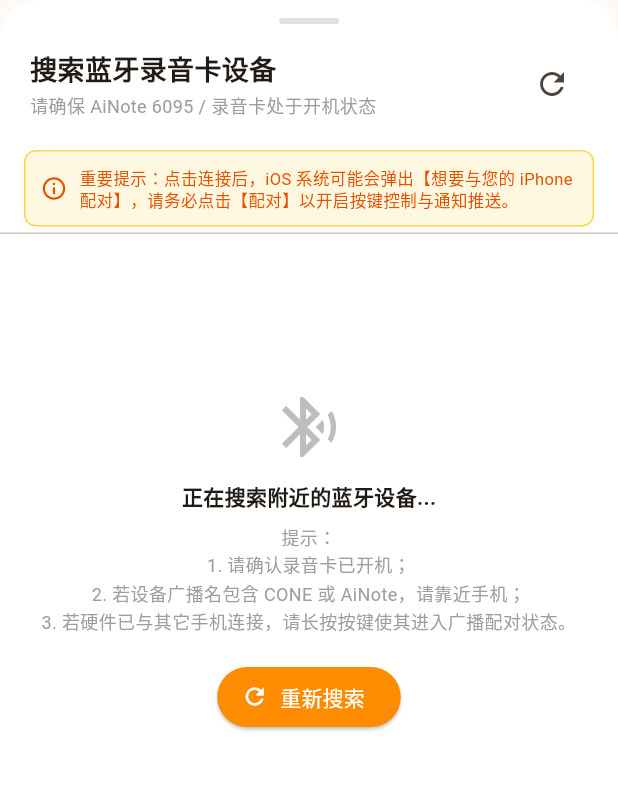
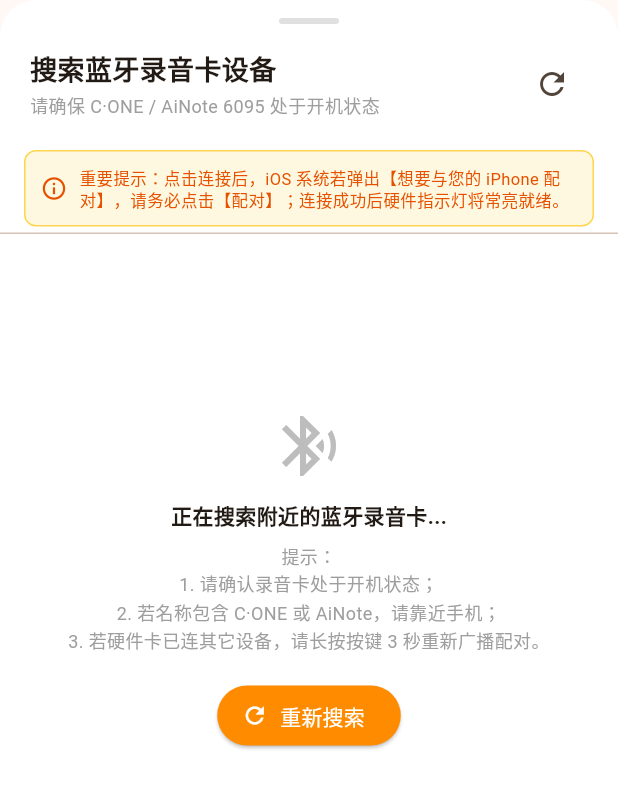
Before and after one commit to lrocky01/sunmate, a Flutter app: the _BleDevicePickerModal widget shown alone on an empty page, opened directly, on a phone screen of 412 x 824 dp. Shown: the top 788 px of the screen. Run offline on Flutter 3.47's test engine with Material 3 defaults, Android fonts, the phone set to English and light mode, and no system bars; our stand-ins replace dio, flutter_blue_plus, flutter_riverpod, shared_preferences; accounts and stored records are empty; network calls fail.

Commit message:
feat(ios): set app name to SunMate, add official 1024x1024 app icon, resolve BLE scan race and add lightCtrl mode 4 handshake

```diff
--- a/sunmate_app/lib/views/home_page.dart
+++ b/sunmate_app/lib/views/home_page.dart
@@ -364,16 +364,25 @@
 class _BleDevicePickerModalState extends ConsumerState<_BleDevicePickerModal> {
   bool _isConnecting = false;
   String? _connectingDeviceId;
+  String? _connectingDeviceName;
+  String? _connectionError;
 
   @override
   void initState() {
     super.initState();
-    ref.read(deviceProvider.notifier).scanNearbyDevices();
+    _startScan();
+  }
+
+  void _startScan() {
+    setState(() {
+      _connectionError = null;
+    });
+    FlutterBluePlus.startScan(timeout: const Duration(seconds: 15));
   }
 
   @override
   void dispose() {
-    ref.read(deviceProvider.notifier).stopScan();
+    FlutterBluePlus.stopScan();
     super.dispose();
   }
 
@@ -382,7 +391,7 @@
     final devNotifier = ref.read(deviceProvider.notifier);
 
     return Container(
-      height: MediaQuery.of(context).size.height * 0.72,
+      height: MediaQuery.of(context).size.height * 0.75,
       decoration: const BoxDecoration(
         color: Colors.white,
         borderRadius: BorderRadius.vertical(top: Radius.circular(24)),
@@ -409,18 +418,48 @@
                     Text("搜索蓝牙录音卡设备",
                         style: TextStyle(fontSize: 18, fontWeight: FontWeight.bold)),
                     SizedBox(height: 2),
-                    Text("请确保 AiNote 6095 / 录音卡处于开机状态",
+                    Text("请确保 C·ONE / AiNote 6095 处于开机状态",
                         style: TextStyle(fontSize: 12, color: Colors.grey)),
                   ],
                 ),
                 IconButton(
                   icon: const Icon(Icons.refresh),
                   tooltip: "重新扫描",
-                  onPressed: () => devNotifier.scanNearbyDevices(),
+                  onPressed: _isConnecting ? null : _startScan,
                 ),
               ],
             ),
           ),
+
+          // 连接错误提示卡片
+          if (_connectionError != null) ...[
+            Container(
+              margin: const EdgeInsets.symmetric(horizontal: 16, vertical: 4),
+              padding: const EdgeInsets.all(12),
+              decoration: BoxDecoration(
+                color: Colors.red.shade50,
+                borderRadius: BorderRadius.circular(8),
+                border: Border.all(color: Colors.red.shade300),
+              ),
+              child: Row(
+                children: [
+                  Icon(Icons.error_outline, color: Colors.red.shade700, size: 20),
+                  const SizedBox(width: 8),
+                  Expanded(
+                    child: Text(
+                      _connectionError!,
+                      style: TextStyle(fontSize: 12, color: Colors.red.shade900, height: 1.3),
+                    ),
+                  ),
+                  TextButton(
+                    onPressed: _startScan,
+                    child: const Text("重试", style: TextStyle(fontSize: 12, fontWeight: FontWeight.bold)),
+                  ),
+                ],
+              ),
+            ),
+          ],
+
           // iOS 系统配对重要提示横幅
           Container(
             margin: const EdgeInsets.symmetric(horizontal: 16, vertical: 4),
@@ -436,7 +475,7 @@
                 SizedBox(width: 8),
                 Expanded(
                   child: Text(
-                    "重要提示：点击连接后，iOS 系统可能会弹出【想要与您的 iPhone 配对】，请务必点击【配对】以开启按键控制与通知推送。",
+                    "重要提示：点击连接后，iOS 系统若弹出【想要与您的 iPhone 配对】，请务必点击【配对】；连接成功后硬件指示灯将常亮就绪。",
                     style: TextStyle(fontSize: 11, color: Color(0xFFE65100), height: 1.3),
                   ),
                 ),
@@ -444,13 +483,46 @@
             ),
           ),
           const Divider(height: 1),
+
+          // 主体内容：正在连接提示 vs 扫描设备列表
           Expanded(
-            child: StreamBuilder<List<ScanResult>>(
-              stream: devNotifier.scanNearbyDevices(),
+            child: _isConnecting
+                ? Center(
+                    child: Padding(
+                      padding: const EdgeInsets.all(32),
+                      child: Column(
+                        mainAxisAlignment: MainAxisAlignment.center,
+                        children: [
+                          const SizedBox(
+                            width: 52,
+                            height: 52,
+                            child: CircularProgressIndicator(
+                              strokeWidth: 3,
+                              valueColor: AlwaysStoppedAnimation<Color>(Color(0xFFFF8C00)),
+                            ),
+                          ),
+                          const SizedBox(height: 20),
+                          Text(
+                            "正在连接 ${_connectingDeviceName ?? '录音卡'}...",
+                            style: const TextStyle(fontSize: 16, fontWeight: FontWeight.bold),
+                          ),
+                          const SizedBox(height: 8),
+                          const Text(
+                            "已独占蓝牙通道，正在下发鉴权握手与状态同步...\n请留意硬件指示灯由快闪转为常亮",
+                            textAlign: TextAlign.center,
+                            style: TextStyle(fontSize: 12, color: Colors.grey, height: 1.5),
+                          ),
+                        ],
+                      ),
+                    ),
+                  )
+                : StreamBuilder<List<ScanResult>>(
+                    // 仅监听纯流 scanResults，坚决不重新调用 scanNearbyDevices()
+                    stream: FlutterBluePlus.scanResults,
                     builder: (context, snapshot) {
                       final allResults = snapshot.data ?? [];
 
-                // 1. 过滤掉所有无名字的匿名垃圾广播 (对齐系统蓝牙体验，消除几十个未知设备的杂音)
+                      // 1. 过滤掉所有无名字的匿名广播
                       final validResults = allResults.where((item) {
                         final n = item.device.platformName.isNotEmpty
                             ? item.device.platformName
@@ -467,11 +539,11 @@
                               children: [
                                 Icon(Icons.bluetooth_searching, size: 48, color: Colors.grey.shade400),
                                 const SizedBox(height: 12),
-                          const Text("正在搜索附近的蓝牙设备...",
+                                const Text("正在搜索附近的蓝牙录音卡...",
                                     style: TextStyle(fontWeight: FontWeight.bold)),
                                 const SizedBox(height: 8),
                                 const Text(
-                            "提示：\n1. 请确认录音卡已开机；\n2. 若设备广播名包含 CONE 或 AiNote，请靠近手机；\n3. 若硬件已与其它手机连接，请长按按键使其进入广播配对状态。",
+                                  "提示：\n1. 请确认录音卡处于开机状态；\n2. 若名称包含 C·ONE 或 AiNote，请靠近手机；\n3. 若硬件卡已连其它设备，请长按按键 3 秒重新广播配对。",
                                   textAlign: TextAlign.center,
                                   style: TextStyle(fontSize: 12, color: Colors.grey, height: 1.5),
                                 ),
@@ -483,7 +555,7 @@
                                   ),
                                   icon: const Icon(Icons.refresh),
                                   label: const Text("重新搜索"),
-                            onPressed: () => devNotifier.scanNearbyDevices(),
+                                  onPressed: _startScan,
                                 ),
                               ],
                             ),
@@ -491,7 +563,7 @@
                         );
                       }
 
-                // 2. 智能排序：推荐录音卡置顶 (支持 C·ONE-4552, AiNote, 1913 服务等)，其余按信号由强到弱排序
+                      // 2. 智能排序：推荐录音卡置顶 (支持 C·ONE-4552, AiNote 等)，其余按信号由强到弱排序
                       validResults.sort((a, b) {
                         final nameA = a.device.platformName.isNotEmpty ? a.device.platformName : a.advertisementData.advName;
                         final nameB = b.device.platformName.isNotEmpty ? b.device.platformName : b.advertisementData.advName;
@@ -501,7 +573,7 @@
 
                         if (isTargetA && !isTargetB) return -1;
                         if (!isTargetA && isTargetB) return 1;
-                  return b.rssi.compareTo(a.rssi); // 信号强的排前面
+                        return b.rssi.compareTo(a.rssi);
                       });
 
                       return ListView.separated(
@@ -515,8 +587,6 @@
                               : item.advertisementData.advName;
 
                           final isTarget = BleConstants.isTargetDevice(name, item.advertisementData.serviceUuids);
-
-                    final isThisConnecting = _isConnecting && _connectingDeviceId == item.device.remoteId.str;
 
                           return ListTile(
                             contentPadding: const EdgeInsets.symmetric(horizontal: 8, vertical: 4),
@@ -552,16 +622,7 @@
                             ),
                             subtitle: Text("信号: ${item.rssi} dBm · ID: ${item.device.remoteId.str}",
                                 style: const TextStyle(fontSize: 11, color: Colors.grey)),
-                      trailing: isThisConnecting
-                          ? const SizedBox(
-                              width: 28,
-                              height: 28,
-                              child: Padding(
-                                padding: EdgeInsets.all(4),
-                                child: CircularProgressIndicator(strokeWidth: 2, color: Color(0xFFFF8C00)),
-                              ),
-                            )
-                          : ElevatedButton(
+                            trailing: ElevatedButton(
                               style: ElevatedButton.styleFrom(
                                 backgroundColor: isTarget ? const Color(0xFFFF8C00) : Colors.grey.shade200,
                                 foregroundColor: isTarget ? Colors.white : Colors.black87,
@@ -570,12 +631,15 @@
                                 shape: RoundedRectangleBorder(borderRadius: BorderRadius.circular(8)),
                               ),
                               child: const Text("连接"),
-                              onPressed: _isConnecting
-                                  ? null
-                                  : () async {
+                              onPressed: () async {
+                                // 1. 彻底停止扫描，独占 CoreBluetooth 通道，防止连接被打断
+                                await FlutterBluePlus.stopScan();
+
                                 setState(() {
                                   _isConnecting = true;
                                   _connectingDeviceId = item.device.remoteId.str;
+                                  _connectingDeviceName = name;
+                                  _connectionError = null;
                                 });
 
                                 final ok = await devNotifier.connectDevice(item.device);
@@ -590,19 +654,15 @@
                                     Navigator.of(context).pop();
                                     ScaffoldMessenger.of(context).showSnackBar(
                                       SnackBar(
-                                              content: Text("✓ 已成功连接到 $name！"),
+                                        content: Text("✓ 已成功连接到 $name！指示灯已就绪"),
                                         backgroundColor: Colors.green.shade700,
                                       ),
                                     );
                                   } else {
                                     final err = devNotifier.lastError ?? "连接握手超时";
-                                          ScaffoldMessenger.of(context).showSnackBar(
-                                            SnackBar(
-                                              content: Text("✗ 连接未完成: $err\n请靠近录音卡或长按按键重新进入配对模式"),
-                                              backgroundColor: Colors.red.shade800,
-                                              duration: const Duration(seconds: 5),
-                                            ),
-                                          );
+                                    setState(() {
+                                      _connectionError = "连接未完成: $err\n请靠近录音卡或长按按键 3 秒进入配对状态后重试";
+                                    });
                                   }
                                 }
                               },
```
Also changed, not shown: sunmate_app/lib/core/ble/ble_json_rpc.dart (+22 -0 lines), sunmate_app/lib/core/hardware/ainote_6095_driver.dart (+48 -13 lines), 4 other files. Lines whose indentation alone changed are shown as unchanged.
